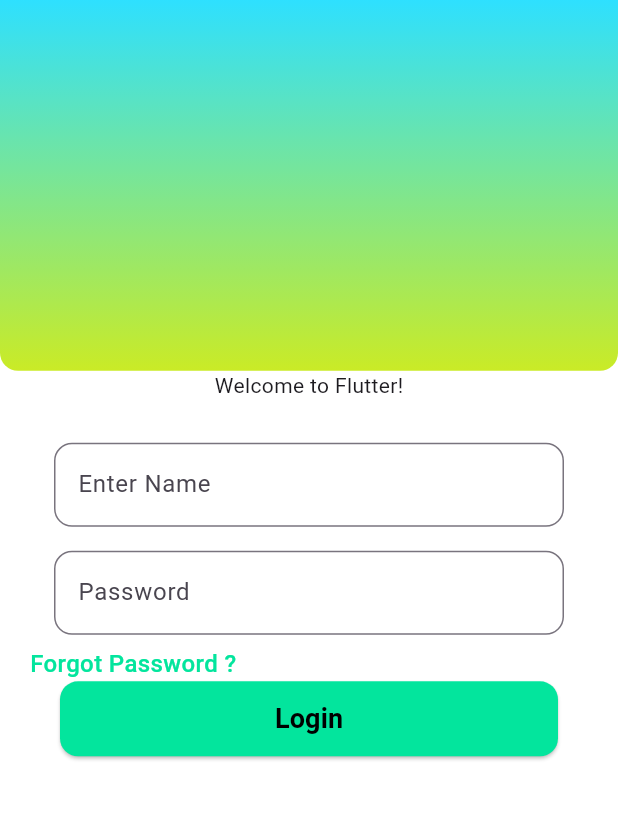
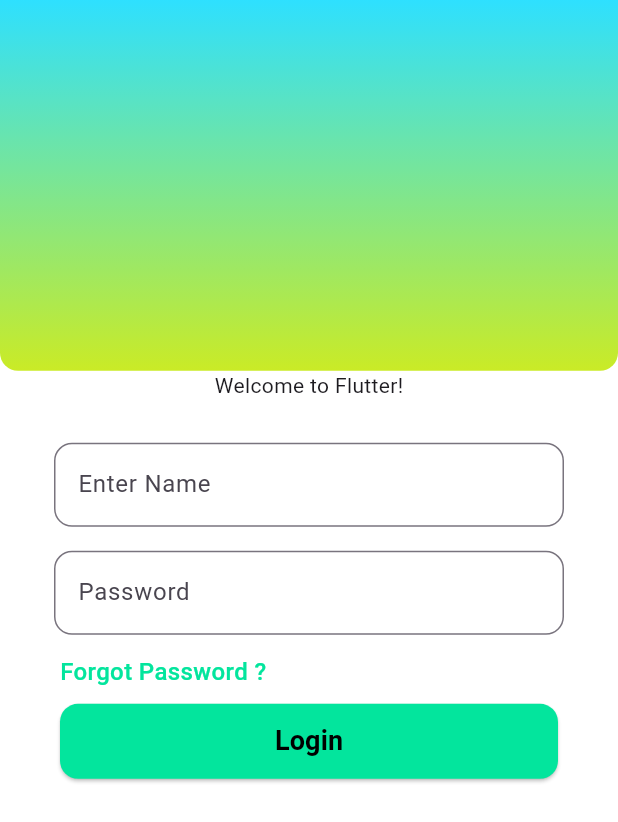
Before and after one commit to Trippycommand/myapp, a Flutter app: the screen it shows after launch, on a phone screen of 412 x 824 dp. Shown: the top 822 px of the screen. Run offline on Flutter 3.47's test engine with Material 3 defaults, Android fonts, the phone set to English and light mode, and no system bars; drawn by our look-alikes of animated_text_kit.

Commit message:
For Password improvements

```diff
--- a/lib/UI component/SignUp.dart
+++ b/lib/UI component/SignUp.dart
@@ -37,7 +37,9 @@ class SignUpUI extends StatelessWidget implements PreferredSizeWidget {
                   controller: nameController,
                 ),
                 CustomTextField(label: "Password", controller: passController),
-                Align(
+                Padding(
+                  padding: const EdgeInsets.only(left: 20,bottom: 10,top: 5),
+                  child: Align(
                     alignment: Alignment.centerLeft,
                     child: GestureDetector(
                       onTap: () {
@@ -49,6 +51,7 @@ class SignUpUI extends StatelessWidget implements PreferredSizeWidget {
                         color: const Color.fromARGB(255, 3, 229, 157),
                         textAlign: TextAlign.left,
                         fontWeight: FontWeight.w500,
+                      ),
                     ),
                   ),
                 ),
```
Lines whose indentation alone changed are shown as unchanged.
